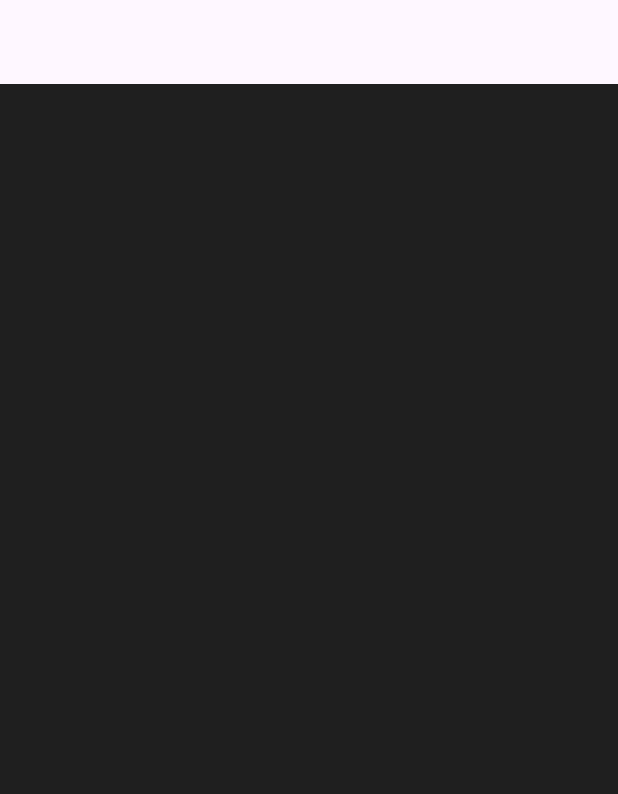
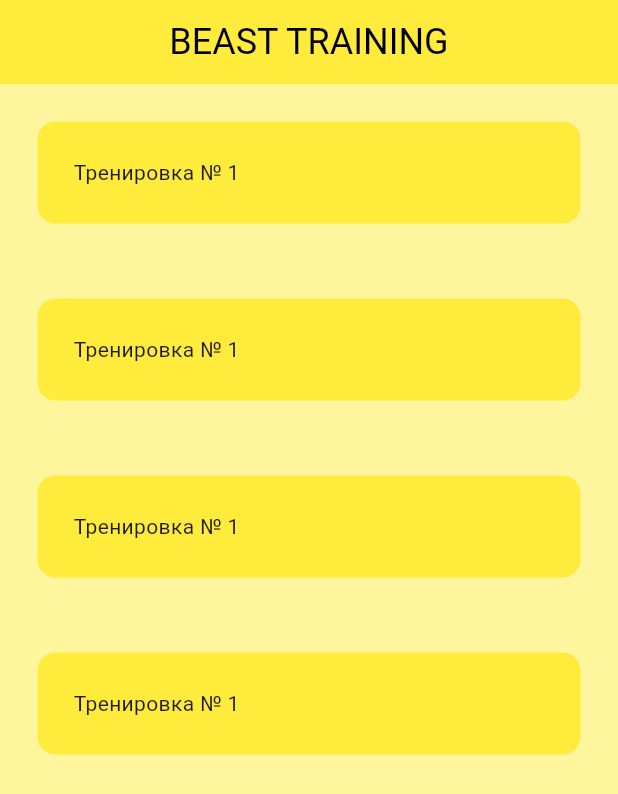
Before and after one commit to smthm0re/beast_training, a Flutter app: the screen it shows after launch, on a phone screen of 412 x 824 dp. Shown: the top 794 px of the screen. Run offline on Flutter 3.47's test engine with Material 3 defaults, Android fonts, the light colour scheme and no system bars.

Commit message:
Добавил первый виджет на homepage.

```diff
--- a/lib/main.dart
+++ b/lib/main.dart
@@ -1,4 +1,4 @@
-import 'package:beast_training/pages/home_page.dart';
+import 'package:beast_training/pages/home_page/home_page.dart';
 import 'package:flutter/material.dart';
 
 void main() {
--- a/lib/pages/home_page.dart
+++ /dev/null
@@ -1,46 +0,0 @@
-import 'package:flutter/material.dart';
-
-class HomePage extends StatefulWidget {
-  const HomePage({super.key});
-
-  @override
-  State<HomePage> createState() => _HomePageState();
-}
-
-class _HomePageState extends State<HomePage> {
-  @override
-  Widget build(BuildContext context) {
-    return Scaffold(
-      backgroundColor: Color.fromARGB(255, 31, 31, 31),
-      appBar: AppBar(
-
-      ),
-    );
-  }
-}
-
-// appBar: AppBar(
-// centerTitle: true,
-// title: Text(
-// 'BEAST TRAINING',
-// style: TextStyle(
-// color: Colors.white,
-// fontWeight: FontWeight.w600,
-// fontSize: 24,
-// ),
-// ),
-// backgroundColor: Color.fromARGB(255, 31, 31, 31),
-// ),
-// body: ListView.builder(
-// itemCount: 5,
-// itemBuilder: (context, index) => ListTile(
-// title: Text(
-// index.toString(),
-// style: TextStyle(color: Colors.white),
-// ),
-// ),
-// ),
-// ),
-// );
-// }
-// }
--- /dev/null
+++ b/lib/pages/home_page/home_page.dart
@@ -0,0 +1,37 @@
+import 'package:beast_training/pages/home_page/widgets/training_list_tile.dart';
+import 'package:flutter/material.dart';
+
+class HomePage extends StatefulWidget {
+  const HomePage({super.key});
+
+  @override
+  State<HomePage> createState() => _HomePageState();
+}
+
+class _HomePageState extends State<HomePage> {
+  @override
+  Widget build(BuildContext context) {
+    return Scaffold(
+      backgroundColor: Colors.yellow[200],
+      appBar: AppBar(
+        backgroundColor: Colors.yellow,
+        centerTitle: true,
+        title: Text(
+          'BEAST TRAINING',
+          style: TextStyle(
+            color: Colors.black,
+            fontSize: 24,
+          ),
+        ),
+      ),
+      body: ListView(
+        children: [
+          TrainingListTile(),
+          TrainingListTile(),
+          TrainingListTile(),
+          TrainingListTile(),
+        ],
+      ),
+    );
+  }
+}
--- /dev/null
+++ b/lib/pages/home_page/widgets/training_list_tile.dart
@@ -0,0 +1,20 @@
+import 'package:flutter/material.dart';
+
+class TrainingListTile extends StatelessWidget {
+  const TrainingListTile({super.key});
+
+  @override
+  Widget build(BuildContext context) {
+    return Padding(
+      padding: const EdgeInsets.all(25.0),
+      child: Container(
+        padding: EdgeInsets.all(24),
+        child: Text('Тренировка № 1'),
+        decoration: BoxDecoration(
+          color: Colors.yellow,
+          borderRadius: BorderRadius.circular(12),
+        ),
+      ),
+    );
+  }
+}
```
Also changed, not shown: 1 other file.
